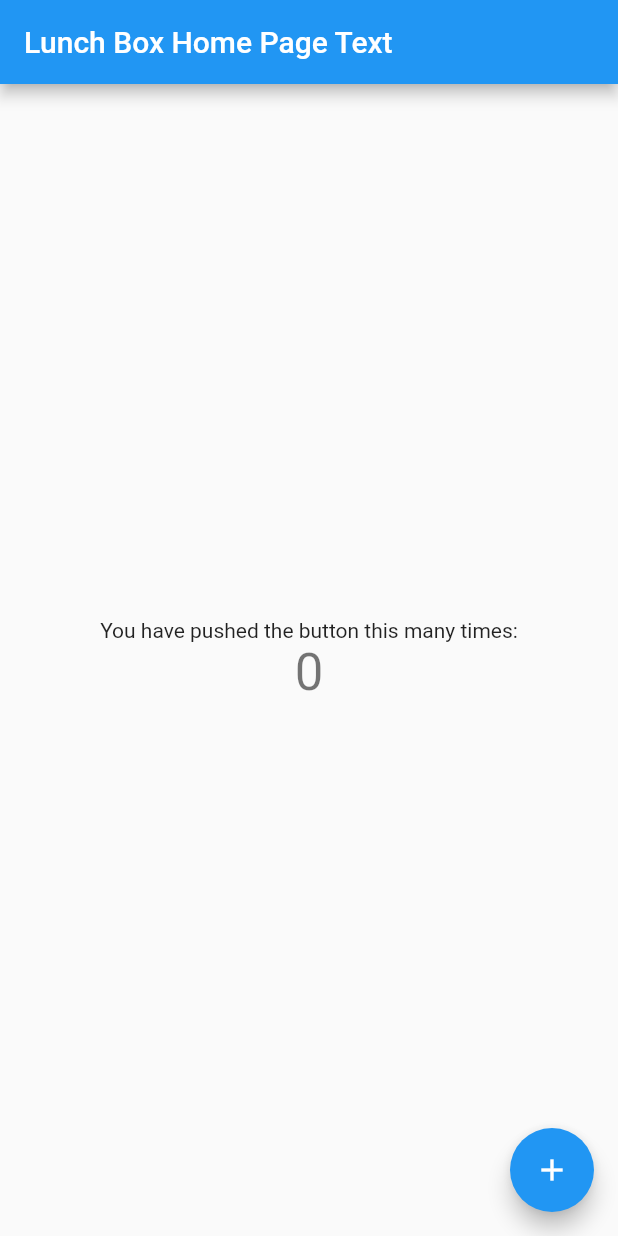
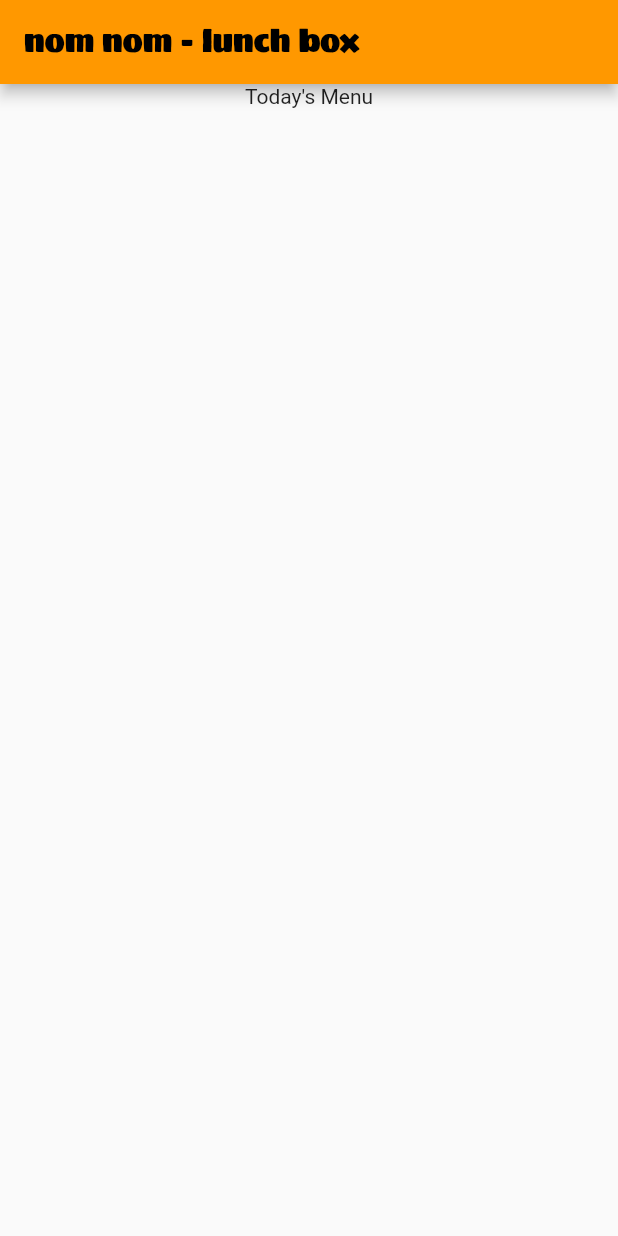
Before and after one commit to nomnomtiffin/LunchBox, a Flutter app: the screen it shows after launch, on a phone screen of 412 x 824 dp. Run offline on Flutter 3.47's test engine with Material 2 defaults, Android fonts, the phone set to English and light mode, and no system bars.

Commit message:
Fixed orientation to portrait, added custom font, separated home page from main.dart

```diff
--- /dev/null
+++ b/lib/home_page/my_home_page.dart
@@ -0,0 +1,35 @@
+import 'package:flutter/material.dart';
+
+class MyHomePage extends StatefulWidget {
+  const MyHomePage({Key? key, required this.title}) : super(key: key);
+
+  final String title;
+
+  @override
+  State<MyHomePage> createState() => _MyHomePageState();
+}
+
+class _MyHomePageState extends State<MyHomePage> {
+  @override
+  Widget build(BuildContext context) {
+    return Scaffold(
+      appBar: AppBar(
+        title: Text(
+          widget.title,
+          style: const TextStyle(fontFamily: 'Sigmar'),
+        ),
+      ),
+      body: const Center(
+        child: Column(
+          mainAxisAlignment: MainAxisAlignment.start,
+          children: <Widget>[
+            Text(
+              'Today\'s Menu',
+            ),
+          ],
+        ),
+      ),
+      // This trailing comma makes auto-formatting nicer for build methods.
+    );
+  }
+}
--- a/lib/main.dart
+++ b/lib/main.dart
@@ -1,7 +1,16 @@
 import 'package:flutter/material.dart';
+import 'package:flutter/services.dart';
+
+import 'home_page/my_home_page.dart';
 
 void main() {
-  runApp(const MyApp());
+  WidgetsFlutterBinding.ensureInitialized();
+  SystemChrome.setPreferredOrientations([
+    DeviceOrientation.portraitUp,
+  ]).then((fn) {
+    runApp(const MyApp());
+  });
+
 }
 
 class MyApp extends StatelessWidget {
@@ -22,94 +31,9 @@ class MyApp extends StatelessWidget {
         // or simply save your changes to "hot reload" in a Flutter IDE).
         // Notice that the counter didn't reset back to zero; the application
         // is not restarted.
-        primarySwatch: Colors.blue,
+        primarySwatch: Colors.orange,
       ),
-      home: const MyHomePage(title: 'Lunch Box Home Page Text'),
+      home: const MyHomePage(title: 'nom nom - lunch box'),
     );
   }
 }
-
-class MyHomePage extends StatefulWidget {
-  const MyHomePage({Key? key, required this.title}) : super(key: key);
-
-  // This widget is the home page of your application. It is stateful, meaning
-  // that it has a State object (defined below) that contains fields that affect
-  // how it looks.
-
-  // This class is the configuration for the state. It holds the values (in this
-  // case the title) provided by the parent (in this case the App widget) and
-  // used by the build method of the State. Fields in a Widget subclass are
-  // always marked "final".
-
-  final String title;
-
-  @override
-  State<MyHomePage> createState() => _MyHomePageState();
-}
-
-class _MyHomePageState extends State<MyHomePage> {
-  int _counter = 0;
-
-  void _incrementCounter() {
-    setState(() {
-      // This call to setState tells the Flutter framework that something has
-      // changed in this State, which causes it to rerun the build method below
-      // so that the display can reflect the updated values. If we changed
-      // _counter without calling setState(), then the build method would not be
-      // called again, and so nothing would appear to happen.
-      _counter++;
-    });
-  }
-
-  @override
-  Widget build(BuildContext context) {
-    // This method is rerun every time setState is called, for instance as done
-    // by the _incrementCounter method above.
-    //
-    // The Flutter framework has been optimized to make rerunning build methods
-    // fast, so that you can just rebuild anything that needs updating rather
-    // than having to individually change instances of widgets.
-    return Scaffold(
-      appBar: AppBar(
-        // Here we take the value from the MyHomePage object that was created by
-        // the App.build method, and use it to set our appbar title.
-        title: Text(widget.title),
-      ),
-      body: Center(
-        // Center is a layout widget. It takes a single child and positions it
-        // in the middle of the parent.
-        child: Column(
-          // Column is also a layout widget. It takes a list of children and
-          // arranges them vertically. By default, it sizes itself to fit its
-          // children horizontally, and tries to be as tall as its parent.
-          //
-          // Invoke "debug painting" (press "p" in the console, choose the
-          // "Toggle Debug Paint" action from the Flutter Inspector in Android
-          // Studio, or the "Toggle Debug Paint" command in Visual Studio Code)
-          // to see the wireframe for each widget.
-          //
-          // Column has various properties to control how it sizes itself and
-          // how it positions its children. Here we use mainAxisAlignment to
-          // center the children vertically; the main axis here is the vertical
-          // axis because Columns are vertical (the cross axis would be
-          // horizontal).
-          mainAxisAlignment: MainAxisAlignment.center,
-          children: <Widget>[
-            const Text(
-              'You have pushed the button this many times:',
-            ),
-            Text(
-              '$_counter',
-              style: Theme.of(context).textTheme.headline4,
-            ),
-          ],
-        ),
-      ),
-      floatingActionButton: FloatingActionButton(
-        onPressed: _incrementCounter,
-        tooltip: 'Increment',
-        child: const Icon(Icons.add),
-      ), // This trailing comma makes auto-formatting nicer for build methods.
-    );
-  }
-}
--- a/pubspec.yaml
+++ b/pubspec.yaml
@@ -34,6 +34,7 @@ dependencies:
   # The following adds the Cupertino Icons font to your application.
   # Use with the CupertinoIcons class for iOS style icons.
   cupertino_icons: ^1.0.2
+  google_fonts: ^4.0.4
 
 dev_dependencies:
   flutter_test:
@@ -87,3 +88,7 @@ flutter:
   #
   # For details regarding fonts from package dependencies,
   # see https://flutter.dev/custom-fonts/#from-packages
+  fonts:
+     - family: Sigmar
+       fonts:
+         - asset: assets/google_fonts/Sigmar-Regular.ttf
```
Also changed, not shown: assets/google_fonts/Sigmar-Regular.ttf (added), lib/menu/menu_header.dart (added), lib/menu/menu_item.dart (added), pubspec.lock.
